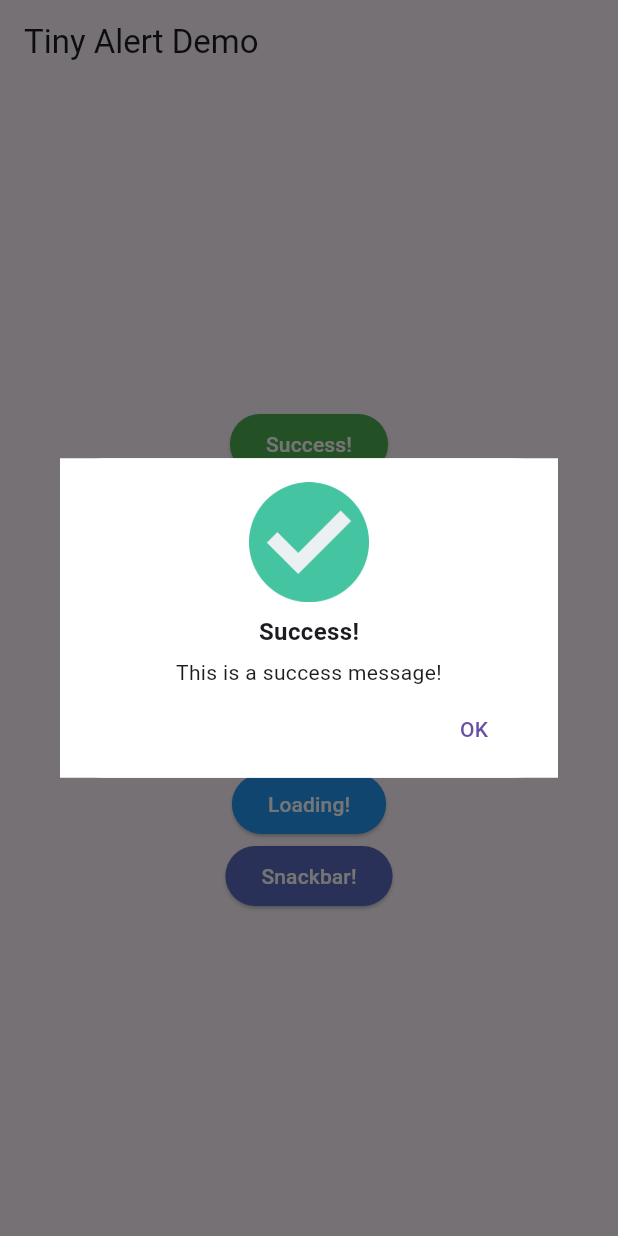
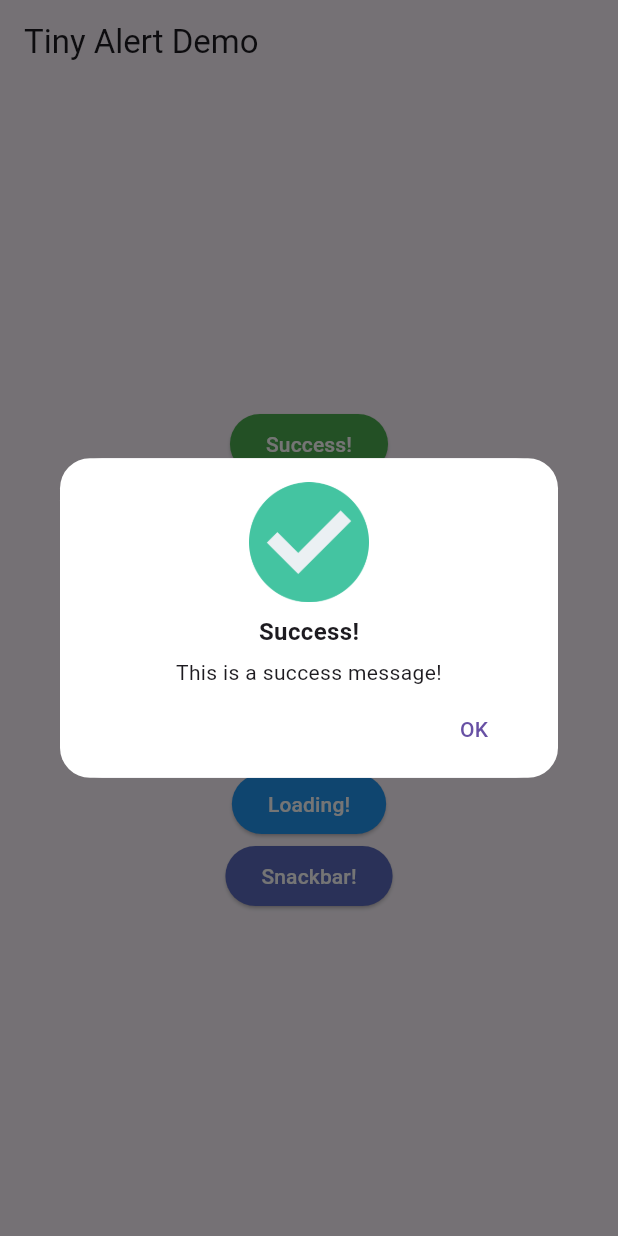
Before and after one commit to amdkholil/tiny-alert, a Flutter app: the screen it shows after launch, after a tap on "Success!", on a phone screen of 412 x 824 dp. Run offline on Flutter 3.47's test engine with Material 3 defaults, Android fonts, the phone set to English and light mode, and no system bars.

Commit message:
fix border radius

```diff
--- a/lib/tiny_alert.dart
+++ b/lib/tiny_alert.dart
@@ -23,6 +23,7 @@ class TinyAlert {
     double iconSize = 80,
     double maxWidth = 400,
     Color backgroundColor = Colors.white,
+    BorderRadius borderRadius = const BorderRadius.all(Radius.circular(20)),
   }) {
     Size size = MediaQuery.of(context).size;
     maxWidth = size.width > maxWidth ? maxWidth : size.width;
@@ -34,7 +35,10 @@ class TinyAlert {
         child: Container(
           padding: const EdgeInsets.fromLTRB(24, 16, 24, 8),
           width: maxWidth,
+          decoration: BoxDecoration(
             color: backgroundColor,
+            borderRadius: borderRadius,
+          ),
           child: Column(
             crossAxisAlignment: CrossAxisAlignment.center,
             mainAxisSize: MainAxisSize.min,
@@ -93,6 +97,7 @@ class TinyAlert {
     double iconSize = 80,
     double maxWidth = 400,
     Color backgroundColor = Colors.white,
+    BorderRadius borderRadius = const BorderRadius.all(Radius.circular(20)),
   }) {
     Size size = MediaQuery.of(context).size;
     maxWidth = size.width > maxWidth ? maxWidth : size.width;
@@ -104,7 +109,10 @@ class TinyAlert {
         child: Container(
           padding: const EdgeInsets.fromLTRB(24, 16, 24, 8),
           width: maxWidth,
+          decoration: BoxDecoration(
             color: backgroundColor,
+            borderRadius: borderRadius,
+          ),
           child: Column(
             crossAxisAlignment: CrossAxisAlignment.center,
             mainAxisSize: MainAxisSize.min,
@@ -164,6 +172,7 @@ class TinyAlert {
     double iconSize = 80,
     double maxWidth = 400,
     Color backgroundColor = Colors.white,
+    BorderRadius borderRadius = const BorderRadius.all(Radius.circular(20)),
   }) {
     Size size = MediaQuery.of(context).size;
     maxWidth = size.width > maxWidth ? maxWidth : size.width;
@@ -175,7 +184,10 @@ class TinyAlert {
         child: Container(
           padding: const EdgeInsets.fromLTRB(24, 16, 24, 8),
           width: maxWidth,
+          decoration: BoxDecoration(
             color: backgroundColor,
+            borderRadius: borderRadius,
+          ),
           child: Column(
             crossAxisAlignment: CrossAxisAlignment.center,
             mainAxisSize: MainAxisSize.min,
@@ -240,6 +252,7 @@ class TinyAlert {
     double iconSize = 80,
     double maxWidth = 400,
     Color backgroundColor = Colors.white,
+    BorderRadius borderRadius = const BorderRadius.all(Radius.circular(20)),
   }) {
     Size size = MediaQuery.of(context).size;
     maxWidth = size.width > maxWidth ? maxWidth : size.width;
@@ -251,7 +264,10 @@ class TinyAlert {
         child: Container(
           padding: const EdgeInsets.fromLTRB(24, 16, 24, 8),
           width: maxWidth,
+          decoration: BoxDecoration(
             color: backgroundColor,
+            borderRadius: borderRadius,
+          ),
           child: Column(
             crossAxisAlignment: CrossAxisAlignment.center,
             mainAxisSize: MainAxisSize.min,
@@ -310,6 +326,7 @@ class TinyAlert {
     double iconSize = 80,
     double maxWidth = 400,
     Color backgroundColor = Colors.white,
+    BorderRadius borderRadius = const BorderRadius.all(Radius.circular(20)),
   }) {
     Size size = MediaQuery.of(context).size;
     maxWidth = size.width > maxWidth ? maxWidth : size.width;
@@ -321,7 +338,10 @@ class TinyAlert {
         child: Container(
           padding: const EdgeInsets.fromLTRB(24, 16, 24, 8),
           width: maxWidth,
+          decoration: BoxDecoration(
             color: backgroundColor,
+            borderRadius: borderRadius,
+          ),
           child: Column(
             crossAxisAlignment: CrossAxisAlignment.center,
             mainAxisSize: MainAxisSize.min,
@@ -374,6 +394,7 @@ class TinyAlert {
     TinyAlertLoadingType type = TinyAlertLoadingType.circular,
     double maxWidth = 400,
     Color backgroundColor = Colors.white,
+    BorderRadius borderRadius = const BorderRadius.all(Radius.circular(20)),
   }) {
     Size size = MediaQuery.of(context).size;
     maxWidth = size.width > maxWidth ? maxWidth : size.width;
@@ -384,7 +405,10 @@ class TinyAlert {
         child: Container(
           padding: const EdgeInsets.fromLTRB(24, 16, 24, 8),
           width: maxWidth,
+          decoration: BoxDecoration(
             color: backgroundColor,
+            borderRadius: borderRadius,
+          ),
           child: Column(
             crossAxisAlignment: CrossAxisAlignment.center,
             mainAxisSize: MainAxisSize.min,
--- a/pubspec.yaml
+++ b/pubspec.yaml
@@ -1,6 +1,6 @@
 name: tiny_alert
 description: Simple Flutter Alert Dialog Widget with a simple design for fast coding, easy to use, and easy to customize.
-version: 1.0.0
+version: 1.1.0
 homepage: https://github.com/amdkholil/tiny-alert
 repository: https://github.com/amdkholil/tiny-alert.git
 
```
Also changed, not shown: 1 other file. Lines whose indentation alone changed are shown as unchanged.
